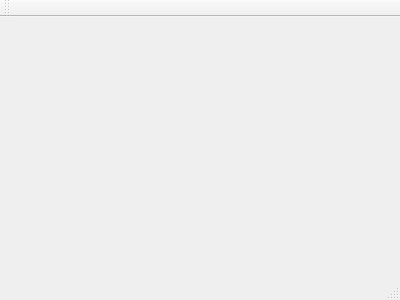
Old version of the form ssvep/mainwindow.ui in the repository HanningLin/a_ssvep_stimuli_interface.
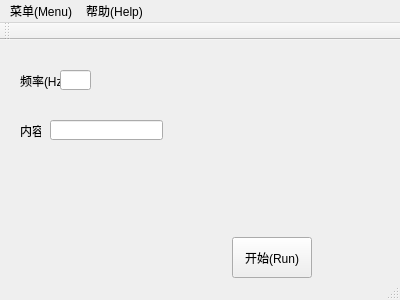
New version of the form.

Commit message: SSVEP for only one label

Patch:
```diff
--- a/ssvep/mainwindow.ui
+++ b/ssvep/mainwindow.ui
@@ -12,13 +12,121 @@
   <property name="windowTitle" >
    <string>MainWindow</string>
   </property>
-  <widget class="QMenuBar" name="menuBar" />
-  <widget class="QToolBar" name="mainToolBar" />
-  <widget class="QWidget" name="centralWidget" />
-  <widget class="QStatusBar" name="statusBar" />
+  <widget class="QWidget" name="centralWidget">
+   <widget class="QPushButton" name="okPushButton">
+    <property name="geometry">
+     <rect>
+      <x>232</x>
+      <y>197</y>
+      <width>80</width>
+      <height>41</height>
+     </rect>
+    </property>
+    <property name="whatsThis">
+     <string>&lt;html&gt;&lt;head/&gt;&lt;body&gt;&lt;p&gt;确定设置，进入SSVEP刺激界面&lt;/p&gt;&lt;/body&gt;&lt;/html&gt;</string>
+    </property>
+    <property name="text">
+     <string>开始(Run)</string>
+    </property>
+   </widget>
+   <widget class="QLabel" name="label">
+    <property name="geometry">
+     <rect>
+      <x>20</x>
+      <y>30</y>
+      <width>41</width>
+      <height>21</height>
+     </rect>
+    </property>
+    <property name="text">
+     <string>频率(Hz):</string>
+    </property>
+   </widget>
+   <widget class="QLineEdit" name="fqLineEdit">
+    <property name="geometry">
+     <rect>
+      <x>60</x>
+      <y>30</y>
+      <width>31</width>
+      <height>20</height>
+     </rect>
+    </property>
+   </widget>
+   <widget class="QLabel" name="label_2">
+    <property name="geometry">
+     <rect>
+      <x>20</x>
+      <y>80</y>
+      <width>21</width>
+      <height>21</height>
+     </rect>
+    </property>
+    <property name="text">
+     <string>内容:</string>
+    </property>
+   </widget>
+   <widget class="QLineEdit" name="contentLineEdit">
+    <property name="geometry">
+     <rect>
+      <x>50</x>
+      <y>80</y>
+      <width>113</width>
+      <height>20</height>
+     </rect>
+    </property>
+   </widget>
+  </widget>
+  <widget class="QToolBar" name="mainToolBar">
+   <attribute name="toolBarArea">
+    <enum>TopToolBarArea</enum>
+   </attribute>
+   <attribute name="toolBarBreak">
+    <bool>false</bool>
+   </attribute>
+  </widget>
+  <widget class="QStatusBar" name="statusBar"/>
+  <widget class="QMenuBar" name="menuBar">
+   <property name="geometry">
+    <rect>
+     <x>0</x>
+     <y>0</y>
+     <width>400</width>
+     <height>17</height>
+    </rect>
+   </property>
+   <widget class="QMenu" name="menu">
+    <property name="title">
+     <string>菜单(Menu)</string>
+    </property>
+    <addaction name="actionStart"/>
+    <addaction name="actionStop"/>
+   </widget>
+   <widget class="QMenu" name="menu_2">
+    <property name="title">
+     <string>帮助(Help)</string>
+    </property>
+    <addaction name="action_About"/>
+   </widget>
+   <addaction name="menu"/>
+   <addaction name="menu_2"/>
+  </widget>
+  <action name="actionStart">
+   <property name="text">
+    <string>开始(Start)</string>
+   </property>
+  </action>
+  <action name="actionStop">
+   <property name="text">
+    <string>停止(Stop)</string>
+   </property>
+  </action>
+  <action name="action_About">
+   <property name="text">
+    <string>关于(About)</string>
+   </property>
+  </action>
  </widget>
- <layoutDefault spacing="6" margin="11" />
- <pixmapfunction></pixmapfunction>
+ <layoutdefault spacing="6" margin="11"/>
  <resources/>
  <connections/>
 </ui>
```
Left out of the diff: 7 changed lines with no effect on the pictures. The commit also changes 23 other files.
